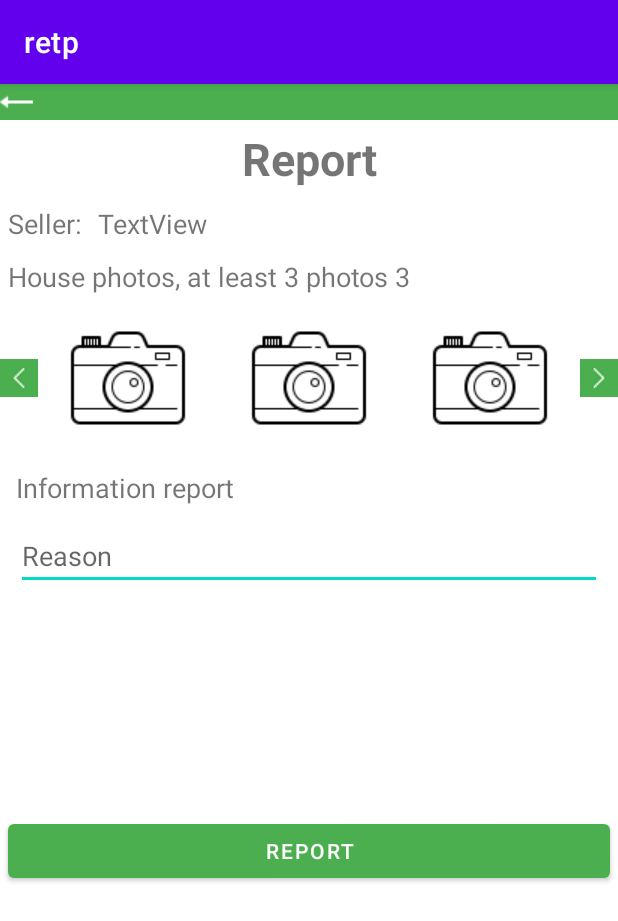
After one commit to hongson0879/Capstone1.C1SE.06, an Android app: the report_activity screen opened directly, with no data from a screen before it, on a phone screen of 412 x 824 dp. The commit adds this screen. Shown: the top 921 px of the screen. Run offline under Robolectric (Android 15) with nearby library versions, the phone set to English and light mode, and no system bars.

Commit message:
chat box and report

```diff
--- a/app/build.gradle
+++ b/app/build.gradle
@@ -1,5 +1,6 @@
 plugins {
     id 'com.android.application'
+    id 'com.google.gms.google-services'
     id 'com.google.secrets_gradle_plugin' version '0.5'
 }
 
@@ -35,6 +36,7 @@ dependencies {
     implementation 'com.google.android.material:material:1.3.0'
     implementation 'androidx.constraintlayout:constraintlayout:2.0.4'
     implementation 'com.google.android.gms:play-services-maps:17.0.1'
+    implementation 'com.google.firebase:firebase-analytics:17.2.2'
     testImplementation 'junit:junit:4.13.2'
     androidTestImplementation 'androidx.test.ext:junit:1.1.2'
     androidTestImplementation 'androidx.test.espresso:espresso-core:3.3.0'
--- a/app/src/main/AndroidManifest.xml
+++ b/app/src/main/AndroidManifest.xml
@@ -16,7 +16,9 @@
         android:roundIcon="@mipmap/ic_launcher_round"
         android:supportsRtl="true"
         android:theme="@style/Theme.Retp">
-        <activity android:name=".update_activity"></activity>
+        <activity android:name=".report_activity"></activity>
+        <activity android:name=".chat_activity" />
+        <activity android:name=".update_activity" />
         <activity android:name=".activity_mypost" />
         <!--
              The API key for Google Maps-based APIs is defined as a string resource.
--- /dev/null
+++ b/app/src/main/java/com/example/retp/report_activity.java
@@ -0,0 +1,25 @@
+package com.example.retp;
+
+import androidx.appcompat.app.AppCompatActivity;
+
+import android.content.Intent;
+import android.os.Bundle;
+import android.view.View;
+import android.widget.ImageButton;
+
+public class report_activity extends AppCompatActivity {
+    ImageButton img_btn_quaylai4;
+    @Override
+    protected void onCreate(Bundle savedInstanceState) {
+        super.onCreate(savedInstanceState);
+        setContentView(R.layout.activity_report_activity);
+        img_btn_quaylai4=findViewById(R.id.img_btn_quaylai4);
+        img_btn_quaylai4.setOnClickListener(new View.OnClickListener() {
+            @Override
+            public void onClick(View v) {
+                Intent intent1 =   new Intent(report_activity.this,activity_xemnha.class);
+                startActivity(intent1);
+            }
+        });
+    }
+}
--- /dev/null
+++ b/app/src/main/res/layout/activity_report_activity.xml
@@ -0,0 +1,156 @@
+<?xml version="1.0" encoding="utf-8"?>
+<LinearLayout xmlns:android="http://schemas.android.com/apk/res/android"
+    xmlns:app="http://schemas.android.com/apk/res-auto"
+    xmlns:tools="http://schemas.android.com/tools"
+    android:layout_width="match_parent"
+    android:layout_height="match_parent"
+    android:orientation="vertical"
+    tools:context=".report_activity">
+
+    <LinearLayout
+        android:layout_width="match_parent"
+        android:layout_height="wrap_content"
+        android:background="#4baf4f"
+        android:orientation="horizontal">
+
+        <ImageButton
+            android:id="@+id/img_btn_quaylai4"
+            android:layout_width="wrap_content"
+            android:layout_height="wrap_content"
+            android:layout_marginRight="390dp"
+            android:layout_marginBottom="0dp"
+            android:layout_weight="1"
+            android:background="@null"
+            app:srcCompat="@drawable/arrow" />
+    </LinearLayout>
+
+    <TextView
+        android:id="@+id/textView28"
+        android:layout_width="match_parent"
+        android:layout_height="wrap_content"
+        android:gravity="center"
+        android:text="Report"
+        android:layout_margin="5dp"
+        android:textSize="30sp"
+        android:textStyle="bold" />
+
+    <TableLayout
+        android:layout_width="match_parent"
+        android:layout_height="wrap_content">
+
+        <TableRow
+            android:layout_width="match_parent"
+            android:layout_height="match_parent">
+
+            <TextView
+                android:id="@+id/textView29"
+                android:layout_width="wrap_content"
+                android:layout_height="wrap_content"
+                android:layout_margin="5dp"
+                android:text="Seller:"
+                android:textSize="18sp" />
+
+            <TextView
+                android:id="@+id/txt_seller"
+                android:layout_width="wrap_content"
+                android:layout_height="wrap_content"
+                android:layout_margin="5dp"
+                android:layout_weight="1"
+                android:text="TextView"
+                android:textSize="18sp" />
+        </TableRow>
+
+    </TableLayout>
+
+    <TextView
+        android:id="@+id/textView34"
+        android:layout_width="match_parent"
+        android:layout_height="wrap_content"
+        android:text="House photos, at least 3 photos 3"
+        android:layout_margin="5dp"
+        android:textSize="18sp" />
+
+    <TableLayout
+        android:layout_width="match_parent"
+        android:layout_height="wrap_content">
+
+        <TableRow
+            android:layout_width="match_parent"
+            android:layout_height="match_parent">
+
+            <ImageButton
+                android:id="@+id/img_back3"
+                android:layout_width="wrap_content"
+                android:layout_height="wrap_content"
+                android:layout_gravity="center"
+                android:background="@null"
+                app:srcCompat="@drawable/sangtrai" />
+
+            <ImageButton
+                android:id="@+id/img_btn_imgreport"
+                android:layout_width="wrap_content"
+                android:layout_height="wrap_content"
+                android:layout_weight="1"
+                android:background="@null"
+                app:srcCompat="@drawable/camera" />
+
+            <ImageButton
+                android:id="@+id/img_btn_imgreport1"
+                android:layout_width="wrap_content"
+                android:layout_height="wrap_content"
+                android:layout_weight="1"
+                android:background="@null"
+                app:srcCompat="@drawable/camera" />
+
+            <ImageButton
+                android:id="@+id/img_btn_imgreport2"
+                android:layout_width="wrap_content"
+                android:layout_height="wrap_content"
+                android:layout_weight="1"
+                android:background="@null"
+                app:srcCompat="@drawable/camera" />
+
+            <ImageButton
+                android:id="@+id/img_next3"
+                android:layout_width="wrap_content"
+                android:layout_height="wrap_content"
+                android:layout_gravity="center"
+                android:background="@null"
+                app:srcCompat="@drawable/sangphai" />
+        </TableRow>
+    </TableLayout>
+
+    <LinearLayout
+        android:layout_width="match_parent"
+        android:layout_height="225dp"
+        android:layout_margin="5dp"
+        android:orientation="vertical">
+
+        <TextView
+            android:id="@+id/txt_informationreport"
+            android:layout_width="match_parent"
+            android:layout_height="wrap_content"
+            android:layout_margin="5dp"
+            android:text="Information report"
+            android:textSize="18sp" />
+
+        <EditText
+            android:id="@+id/editTextTextPersonName"
+            android:layout_width="match_parent"
+            android:layout_height="wrap_content"
+            android:layout_margin="5dp"
+            android:ems="255"
+            android:hint="Reason"
+            android:inputType="textPersonName" />
+    </LinearLayout>
+
+    <Button
+        android:id="@+id/btn_report1"
+        android:layout_width="match_parent"
+        android:layout_height="wrap_content"
+        android:text="Report"
+        android:layout_margin="5dp"
+        app:backgroundTint="#4baf4f" />
+
+
+</LinearLayout>
--- a/build.gradle
+++ b/build.gradle
@@ -6,6 +6,7 @@ buildscript {
     }
     dependencies {
         classpath "com.android.tools.build:gradle:4.1.2"
+        classpath 'com.google.gms:google-services:4.3.3'
 
 
         // NOTE: Do not place your application dependencies here; they belong
```
Also changed, not shown: app/src/main/java/com/example/retp/activity_xemnha.java (+18 -0 lines), app/src/main/java/com/example/retp/chat_activity.java (added, +25 -0 lines), app/src/main/res/layout/activity_chat_activity.xml (added, +62 -0 lines), app/src/main/res/layout/activity_xemnha.xml (+27 -3 lines), 178 other files.
